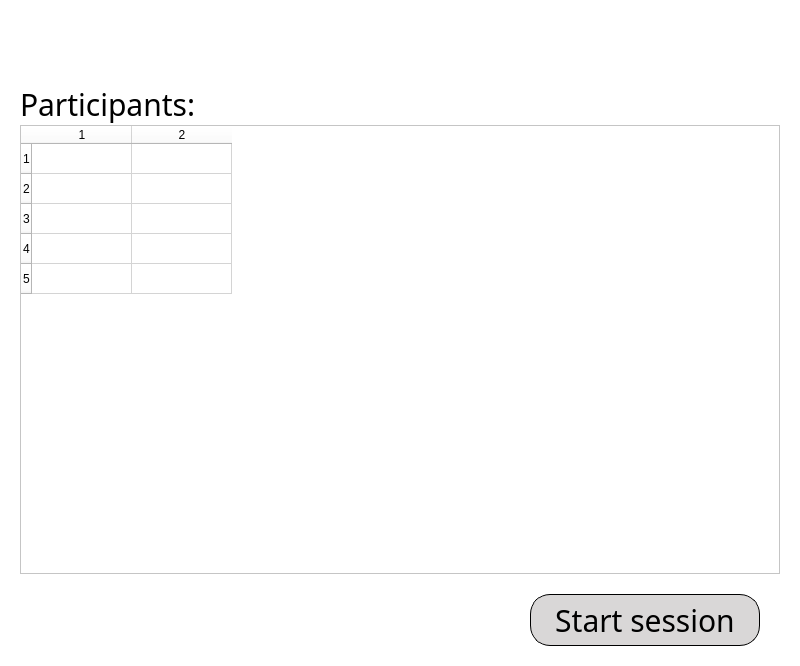
Bohdan2113/OS_Lab9_Server, file OS_Lab9_Server/mainwindow.ui: the form before one commit.
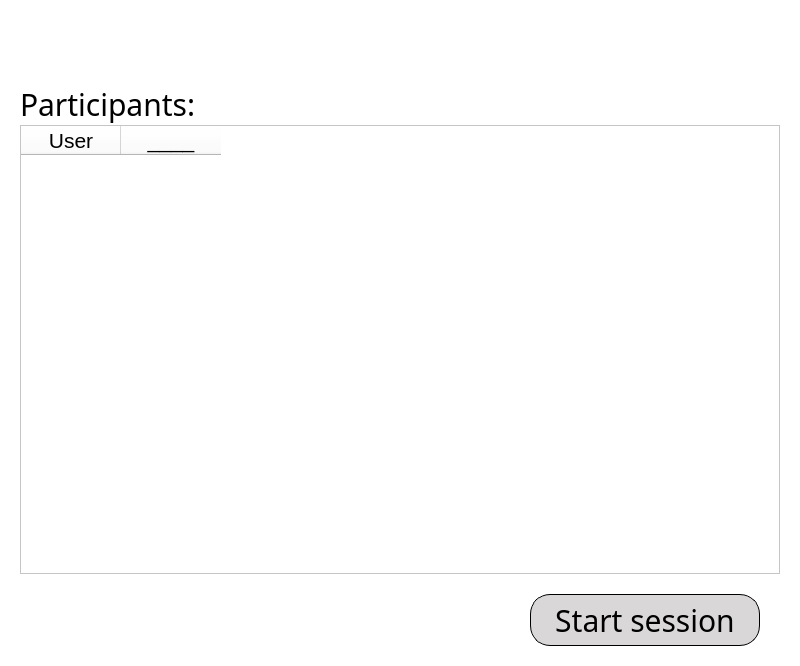
The form after the commit. The open tabs and pages were chosen to show the change. Icons and pictures are not drawn.

Diff of the .ui file:
```diff
--- a/OS_Lab9_Server/mainwindow.ui
+++ b/OS_Lab9_Server/mainwindow.ui
@@ -407,6 +407,11 @@
            </item>
            <item>
             <widget class="QTableWidget" name="hamstersTableWidget">
+             <property name="font">
+              <font>
+               <pointsize>16</pointsize>
+              </font>
+             </property>
              <property name="styleSheet">
               <string notr="true">background: transparent;
 background-color: rgb(255, 255, 255);
@@ -416,18 +421,31 @@
               <bool>true</bool>
              </property>
              <property name="rowCount">
-              <number>5</number>
+              <number>0</number>
              </property>
              <property name="columnCount">
               <number>2</number>
              </property>
-             <row/>
-             <row/>
-             <row/>
-             <row/>
-             <row/>
-             <column/>
-             <column/>
+             <column>
+              <property name="text">
+               <string>User</string>
+              </property>
+              <property name="font">
+               <font>
+                <pointsize>16</pointsize>
+               </font>
+              </property>
+             </column>
+             <column>
+              <property name="text">
+               <string>____</string>
+              </property>
+              <property name="font">
+               <font>
+                <pointsize>16</pointsize>
+               </font>
+              </property>
+             </column>
             </widget>
            </item>
            <item>
```
Left out of the diff: 49 changed lines with no effect on the pictures.
